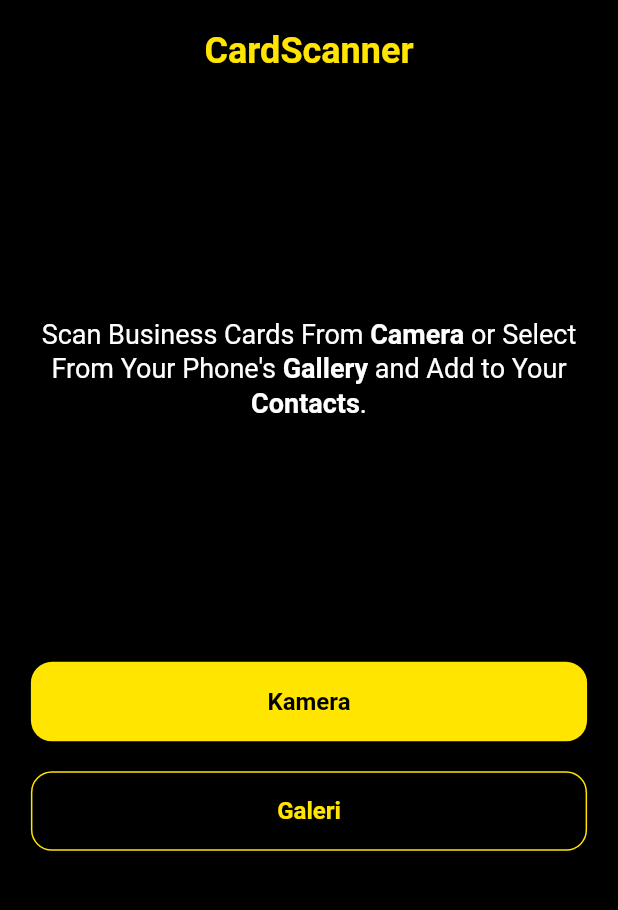
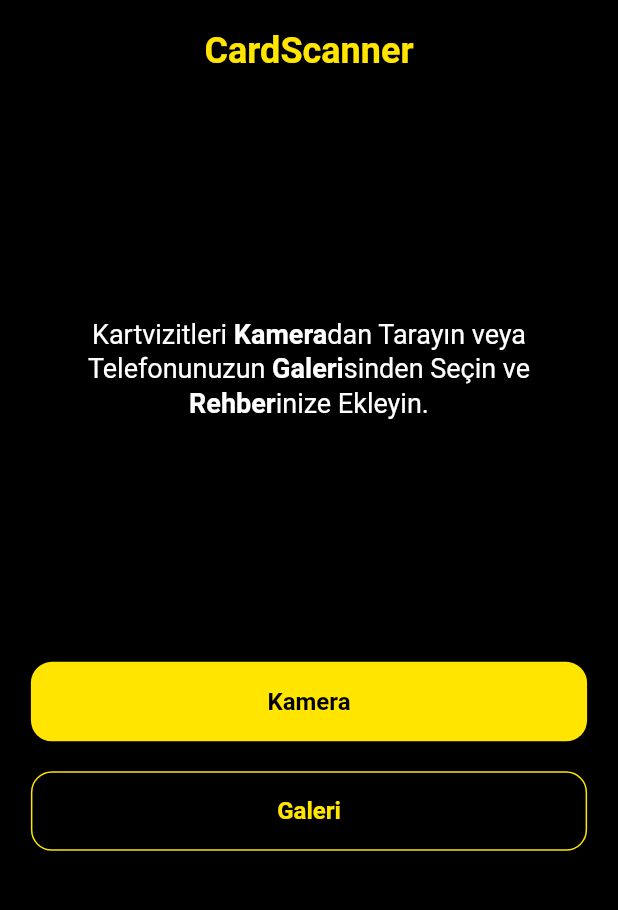
Before and after one commit to husnutass/ml_kit_app, a Flutter app: the screen it shows after launch, on a phone screen of 412 x 824 dp, the part 230-1140 px from its top. Run offline on Flutter 3.47's test engine with Material 2 defaults, Android fonts, the light colour scheme and no system bars; our stand-ins replace contacts_service, email_validator, firebase_core, flutter_easyloading, flutter_svg, image_picker and 2 more; missing offline and left inert: google_ml_kit; accounts and stored records are empty.

Commit message:
ana ekrana türkçe yazı eklendi

```diff
--- a/lib/view/screens/homescreen.dart
+++ b/lib/view/screens/homescreen.dart
@@ -60,26 +60,35 @@ class _HomeScreenState extends State<HomeScreen> {
   }
 
   RichText buildDescriptionText() {
+    const homeText_tr = const <TextSpan>[
+      TextSpan(text: 'Kartvizitleri '),
+      TextSpan(text: 'Kamera', style: TextStyle(fontWeight: FontWeight.bold)),
+      TextSpan(text: 'dan Tarayın veya Telefonunuzun '),
+      TextSpan(text: 'Galeri', style: TextStyle(fontWeight: FontWeight.bold)),
+      TextSpan(text: 'sinden Seçin ve '),
+      TextSpan(text: 'Rehber', style: TextStyle(fontWeight: FontWeight.bold)),
+      TextSpan(text: 'inize Ekleyin.'),
+    ];
+
+    const homeText_en = const <TextSpan>[
+      TextSpan(text: 'Scan Business Cards From '),
+      TextSpan(text: 'Camera ', style: TextStyle(fontWeight: FontWeight.bold)),
+      TextSpan(text: 'or Select From Your Phone\'s '),
+      TextSpan(text: 'Gallery ', style: TextStyle(fontWeight: FontWeight.bold)),
+      TextSpan(text: 'and Add to Your '),
+      TextSpan(text: 'Contacts', style: TextStyle(fontWeight: FontWeight.bold)),
+      TextSpan(text: '.'),
+    ];
+
     return RichText(
       textAlign: TextAlign.center,
       text: TextSpan(
-        text: 'Scan Business Cards From ',
         style: TextStyle(
           color: Colors.white,
           fontSize: 18,
           height: 1.3,
         ),
-        children: const <TextSpan>[
-          TextSpan(
-              text: 'Camera ', style: TextStyle(fontWeight: FontWeight.bold)),
-          TextSpan(text: 'or Select From Your Phone\'s '),
-          TextSpan(
-              text: 'Gallery ', style: TextStyle(fontWeight: FontWeight.bold)),
-          TextSpan(text: 'and Add to Your '),
-          TextSpan(
-              text: 'Contacts', style: TextStyle(fontWeight: FontWeight.bold)),
-          TextSpan(text: '.'),
-        ],
+        children: homeText_tr,
       ),
     );
   }
```
